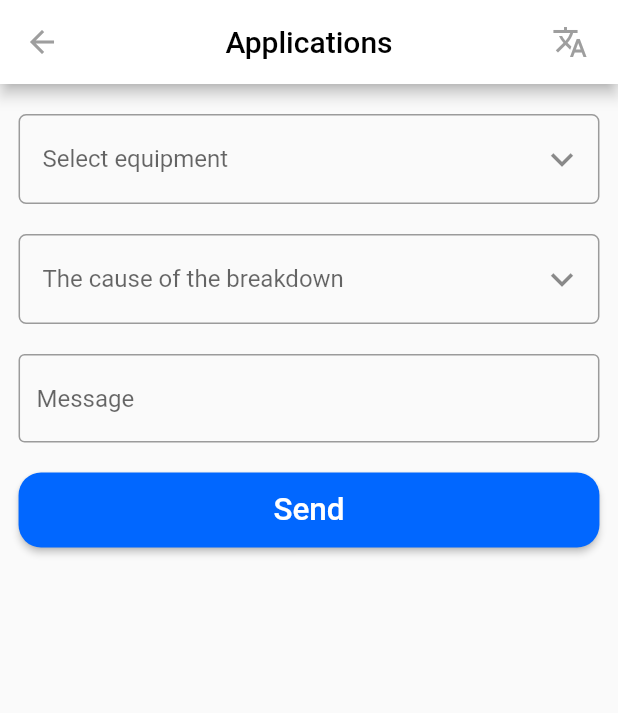
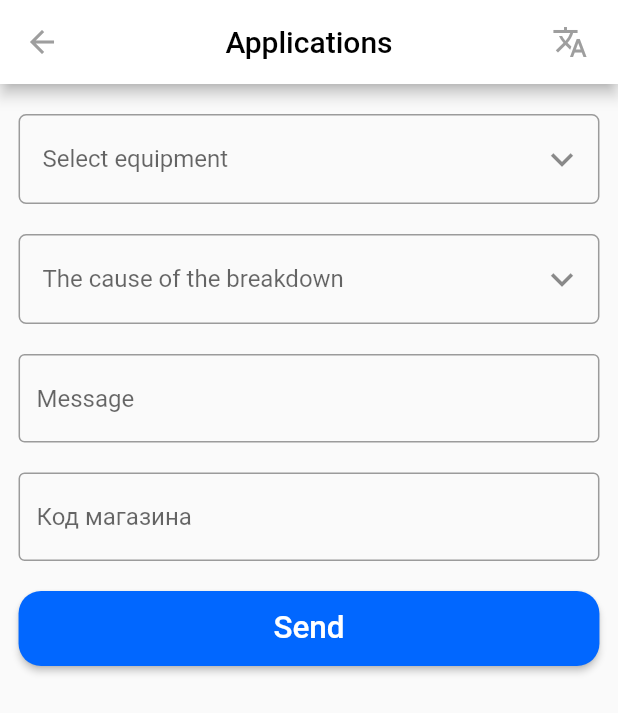
Before and after one commit to Nekori228/EmTest, a Flutter app: the applications screen opened directly, on a phone screen of 412 x 824 dp. Shown: the top 713 px of the screen. Run offline on Flutter 3.47's test engine with Material 2 defaults, Android fonts, the phone set to English and light mode, and no system bars; our stand-ins replace cloud_firestore, dropdown_button2, easy_localization, email_validator, firebase_auth, firebase_core and 6 more; missing offline and left inert: enough_mail, images_picker, syncfusion_flutter_pdfviewer; accounts and stored records are empty; project files that could hold a hidden picture were left out.

Commit message:
исправлен баг с тем что видео на андроиде все равно азпускалось Исправлена цифра в истории Сделан код магазина

```diff
--- a/lib/pages/applications.dart
+++ b/lib/pages/applications.dart
@@ -28,6 +28,7 @@ class applications extends StatelessWidget {
   ];
 
   var descriptionController = TextEditingController();
+  var kodController = TextEditingController();
 
   String? selectedValue;
   String? selectedValue2;
@@ -47,7 +48,8 @@ class applications extends StatelessWidget {
       final builder = MessageBuilder.prepareMultipartAlternativeMessage(
         plainText: 'Заявка на поломку оборудования',
         htmlText:
-            'Заявка на поломку оборудования <br/> Устройство: ${selectedValue}<br/>Причина: ${selectedValue2}<br/>Сообщение: ${descriptionController.text}',
+            'Заявка на поломку оборудования <br/> Устройство: ${selectedValue}<br/>Причина: ${selectedValue2}<br/>Сообщение: '
+                '${descriptionController.text}<br/>Код магазина: ${kodController.text}',
       )
         ..from = [MailAddress('Application', 'applications23@mail.ru')]
         ..to = [MailAddress('Recipient Name', 'kalichak_eo@mail.ru')]
@@ -211,7 +213,16 @@ class applications extends StatelessWidget {
                     SizedBox(
                       height: 20,
                     ),
-                    const SizedBox(height: 0),
+                    TextField(
+                      controller: kodController,
+                      decoration: InputDecoration(
+                        border: OutlineInputBorder(),
+                        hintText: "Код магазина",
+                      ),
+                    ),
+                    SizedBox(
+                      height: 20,
+                    ),
                     ElevatedButton(
                       style: ButtonStyle(
                         backgroundColor: MaterialStateProperty.all(Color.fromRGBO(1, 103, 255, 1.0)),
--- a/lib/pages/history.dart
+++ b/lib/pages/history.dart
@@ -47,7 +47,7 @@ class history extends StatelessWidget {
               return Row(
                 children: [
                   Text(
-                    '0' + (index + 1).toString(),
+                    (index + 1).toString().length == 1 ? '0' + (index + 1).toString() : (index + 1).toString(),
                     style: TextStyle(color: Color(0xFFB5B5B5), fontFamily: 'SourceSansPro', fontSize: 20),
                   ),
                   Expanded(
--- a/lib/pages/news2.dart
+++ b/lib/pages/news2.dart
@@ -119,7 +119,7 @@ class _DefaultPlayerState extends State<DefaultPlayer> {
       videoPlayerController:
           VideoPlayerController.asset('assets/video/video1.MP4'),
     );
-    Timer(Duration(milliseconds: 300), () {
+    Timer(Duration(milliseconds: 500), () {
       flickManager.flickControlManager?.pause();
     });
   }
```
